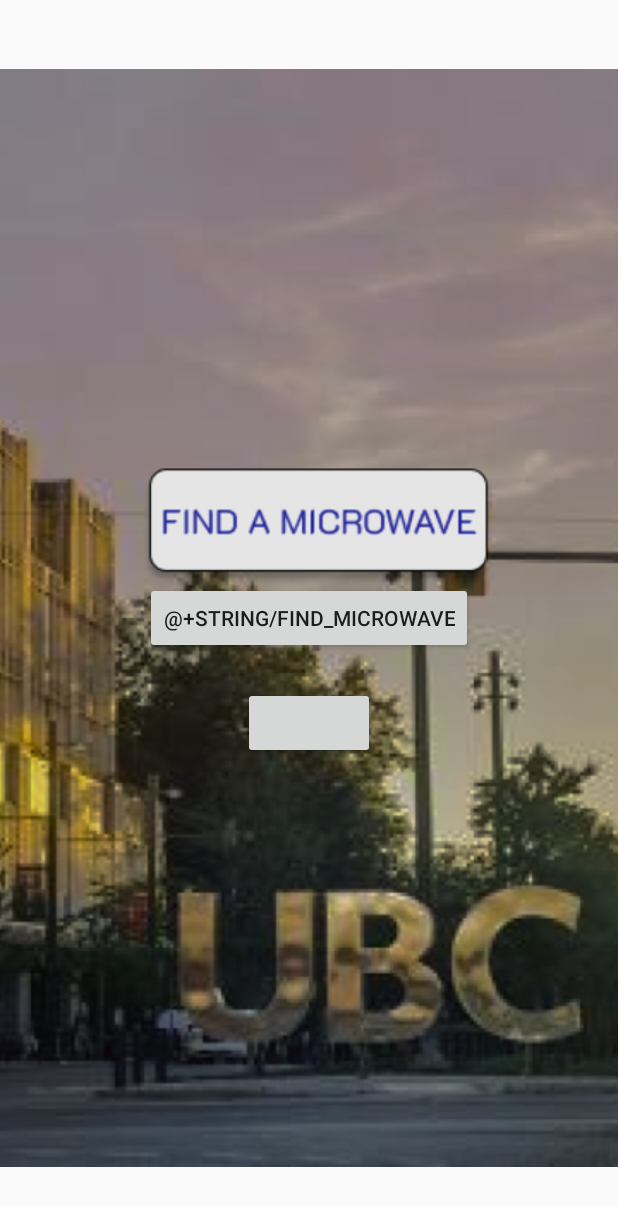
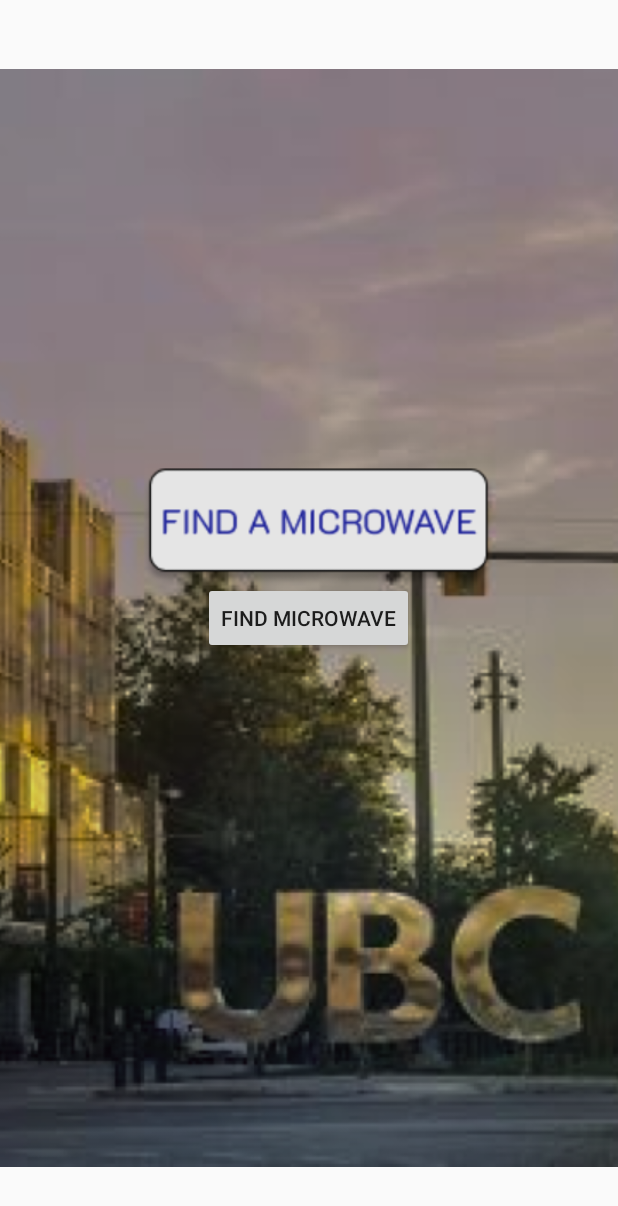
Before and after one commit to pennelia16/microwave-project, an Android app: the screen it shows after launch (HomeActivity), on a phone screen of 412 x 824 dp. Shown: the top 1206 px of the screen. Run offline under Robolectric (Android 15) with nearby library versions, the phone set to English and light mode, and no system bars; 1 statement that could not run was skipped.

Commit message:
remove second button

```diff
--- a/app/src/main/java/com/example/cmf_d/HomeActivity.java
+++ b/app/src/main/java/com/example/cmf_d/HomeActivity.java
@@ -15,19 +15,21 @@
         setContentView(R.layout.activity_home);
 
         FindMicrowave =(Button) findViewById(R.id.FindMicrowave);
-        SettingsMenu = (Button) findViewById(R.id.SettingsMenu);
+        //SettingsMenu = (Button) findViewById(R.id.SettingsMenu);
         FindMicrowave.setOnClickListener(new View.OnClickListener(){
             @Override
             public void onClick(View v){
                 openMapsActivity();
             }
         });
+
         SettingsMenu.setOnClickListener(new View.OnClickListener() {
             @Override
             public void onClick(View v) {
                 openMenuActivity();
             }
         });
+
     }
     public void openMapsActivity(){
         Intent intent = new Intent(this, MapsActivity.class);
--- a/app/src/main/res/layout/activity_home.xml
+++ b/app/src/main/res/layout/activity_home.xml
@@ -12,16 +12,17 @@
         android:layout_height="wrap_content"
         android:layout_centerVertical="true"
         android:layout_centerHorizontal="true"
-        android:text="@+string/find_microwave" />
-
+        android:text="@string/find_microwave" />
+<!--
     <Button
         android:id="@+id/SettingsMenu"
         android:layout_width="wrap_content"
         android:layout_height="wrap_content"
         android:layout_below="@+id/FindMicrowave"
         android:layout_centerHorizontal="true"
+        android:text="Settings Menu"
         android:layout_marginTop="22dp" />
-
+-->
     <ImageView
         android:id="@+id/imageView"
         android:layout_width="wrap_content"
```
